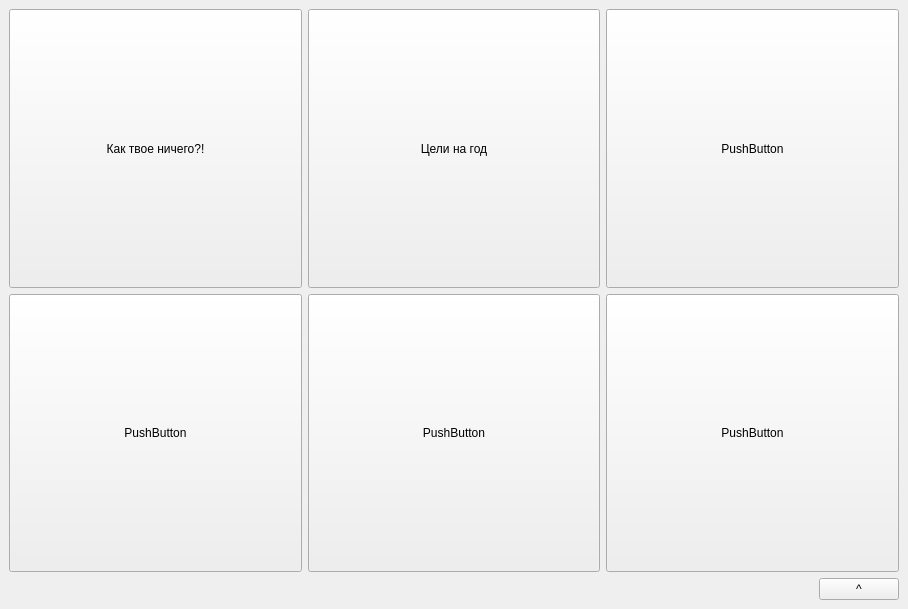
Before: the Qt Designer form mainwindow.ui in EvgenyMetelkin/PerfectLive, drawn with Qt 5.
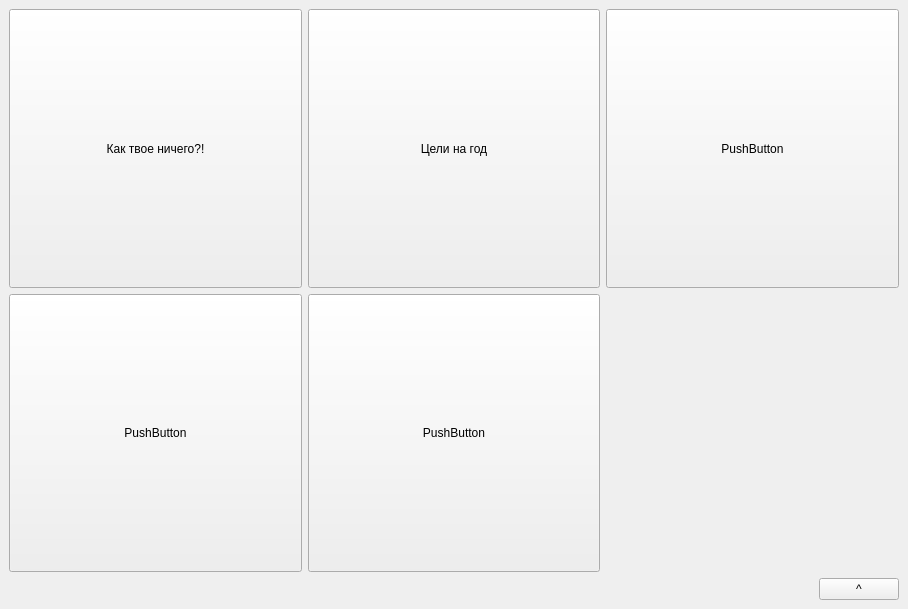
After: the same form once the commit is applied.

```diff
--- a/mainwindow.ui
+++ b/mainwindow.ui
@@ -82,19 +82,6 @@
         </property>
        </widget>
       </item>
-      <item row="2" column="4">
-       <widget class="QPushButton" name="pushButton_6">
-        <property name="sizePolicy">
-         <sizepolicy hsizetype="Minimum" vsizetype="Expanding">
-          <horstretch>0</horstretch>
-          <verstretch>0</verstretch>
-         </sizepolicy>
-        </property>
-        <property name="text">
-         <string>PushButton</string>
-        </property>
-       </widget>
-      </item>
      </layout>
     </item>
     <item>
```
